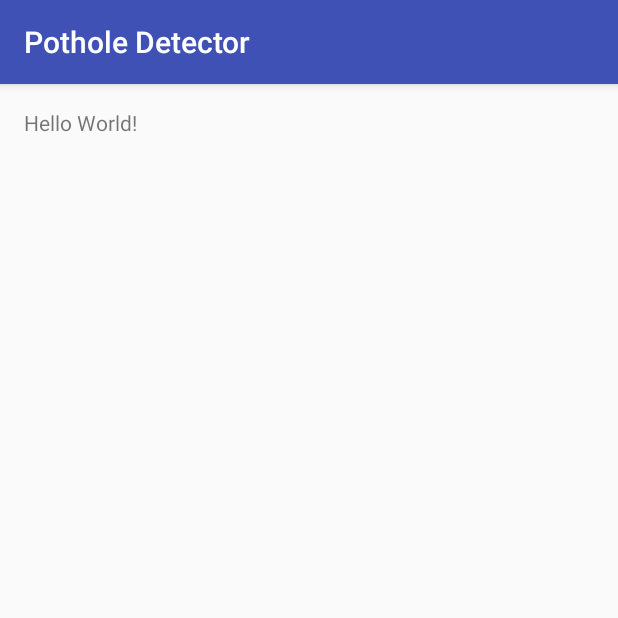
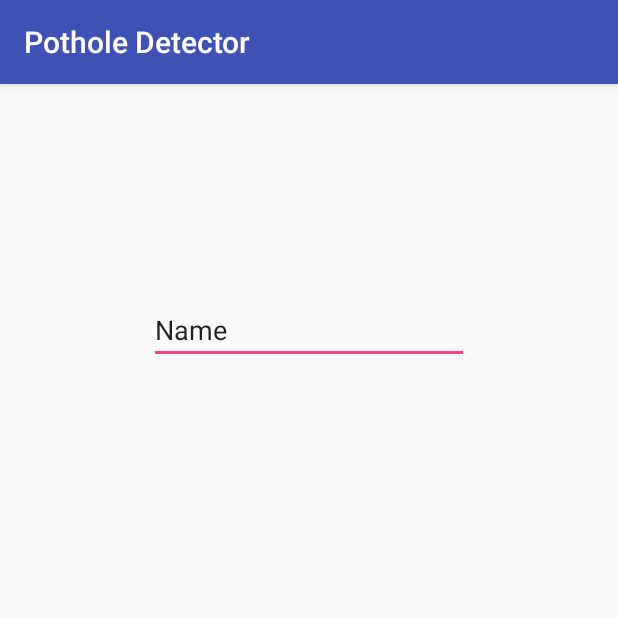
Before and after one commit to tahakapasi/Pothole-Detector, an Android app: the screen it shows after launch (MainActivity), on a phone screen of 412 x 824 dp, the top half of it. Run offline under Robolectric (Android 15) with nearby library versions, the phone set to English and light mode, and no system bars.

Commit message:
One change to main activity xml

```diff
--- a/app/src/main/res/layout/activity_main.xml
+++ b/app/src/main/res/layout/activity_main.xml
@@ -10,8 +10,14 @@
     android:paddingTop="@dimen/activity_vertical_margin"
     tools:context="com.pothole.potholedetector.MainActivity">
 
-    <TextView
+    <EditText
         android:layout_width="wrap_content"
         android:layout_height="wrap_content"
-        android:text="Hello World!" />
+        android:inputType="textPersonName"
+        android:text="Name"
+        android:ems="10"
+        android:layout_alignParentTop="true"
+        android:layout_centerHorizontal="true"
+        android:layout_marginTop="125dp"
+        android:id="@+id/editText" />
 </RelativeLayout>
```
